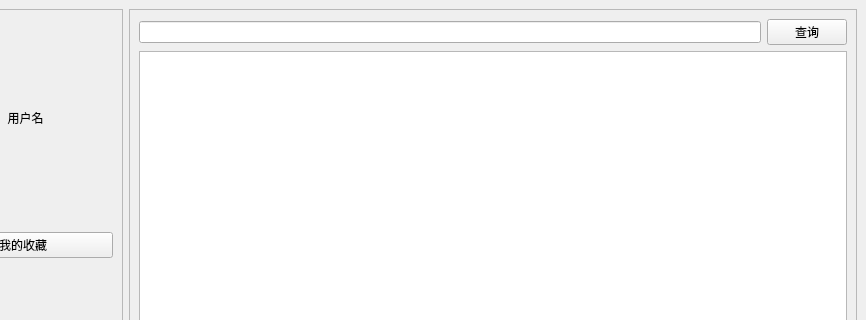
Before: the Qt Designer form client/mainwindow.ui in lingsiling/XiangYueAPP, drawn with Qt 5; both pictures show x 86 to 952 and y 0 to 320 of the 952 by 780 pixel window.
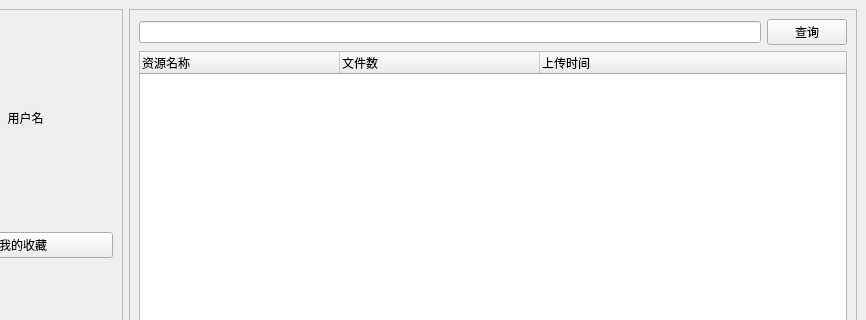
After: the same form once the commit is applied.

```diff
--- a/client/mainwindow.ui
+++ b/client/mainwindow.ui
@@ -203,7 +203,41 @@
         </layout>
        </item>
        <item>
-        <widget class="QListWidget" name="listWidget"/>
+        <widget class="QTreeWidget" name="treeWidgetResources">
+         <property name="rootIsDecorated">
+          <bool>false</bool>
+         </property>
+         <property name="alternatingRowColors">
+          <bool>true</bool>
+         </property>
+         <property name="selectionMode">
+          <enum>QAbstractItemView::SelectionMode::SingleSelection</enum>
+         </property>
+         <property name="columnCount">
+          <number>3</number>
+         </property>
+         <attribute name="headerDefaultSectionSize">
+          <number>200</number>
+         </attribute>
+         <attribute name="headerStretchLastSection">
+          <bool>true</bool>
+         </attribute>
+         <column>
+          <property name="text">
+           <string>资源名称</string>
+          </property>
+         </column>
+         <column>
+          <property name="text">
+           <string>文件数</string>
+          </property>
+         </column>
+         <column>
+          <property name="text">
+           <string>上传时间</string>
+          </property>
+         </column>
+        </widget>
        </item>
        <item>
         <widget class="QTextEdit" name="textEdit">
```
